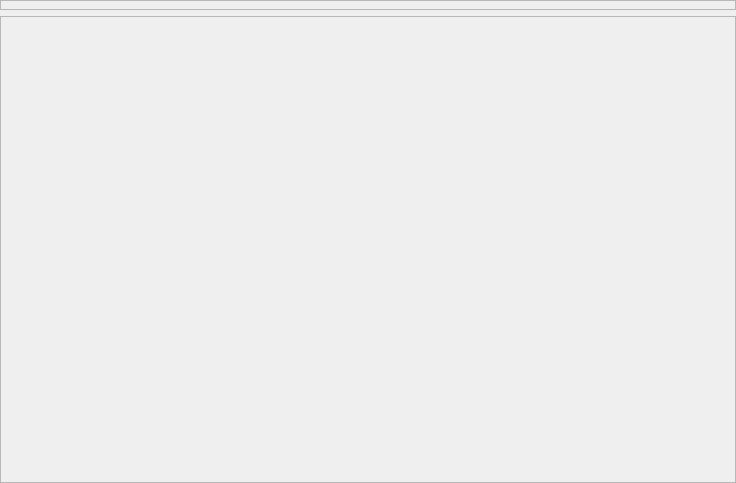
cobreti/NyxTraceViewer, file QtTraceClient/UI/ViewPage.ui: the form before one commit.
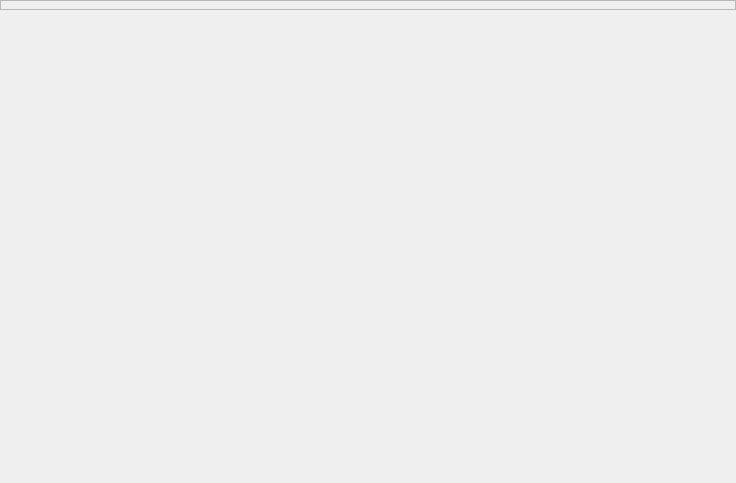
The form after the commit.

Commit message: fixed layout issue with windows classic theme

```diff
--- a/QtTraceClient/UI/ViewPage.ui
+++ b/QtTraceClient/UI/ViewPage.ui
@@ -62,10 +62,10 @@
    <item>
     <widget class="QFrame" name="m_ViewFrame">
      <property name="frameShape">
-      <enum>QFrame::StyledPanel</enum>
+      <enum>QFrame::NoFrame</enum>
      </property>
      <property name="frameShadow">
-      <enum>QFrame::Raised</enum>
+      <enum>QFrame::Plain</enum>
      </property>
     </widget>
    </item>
```
The commit also changes 2 other files.
